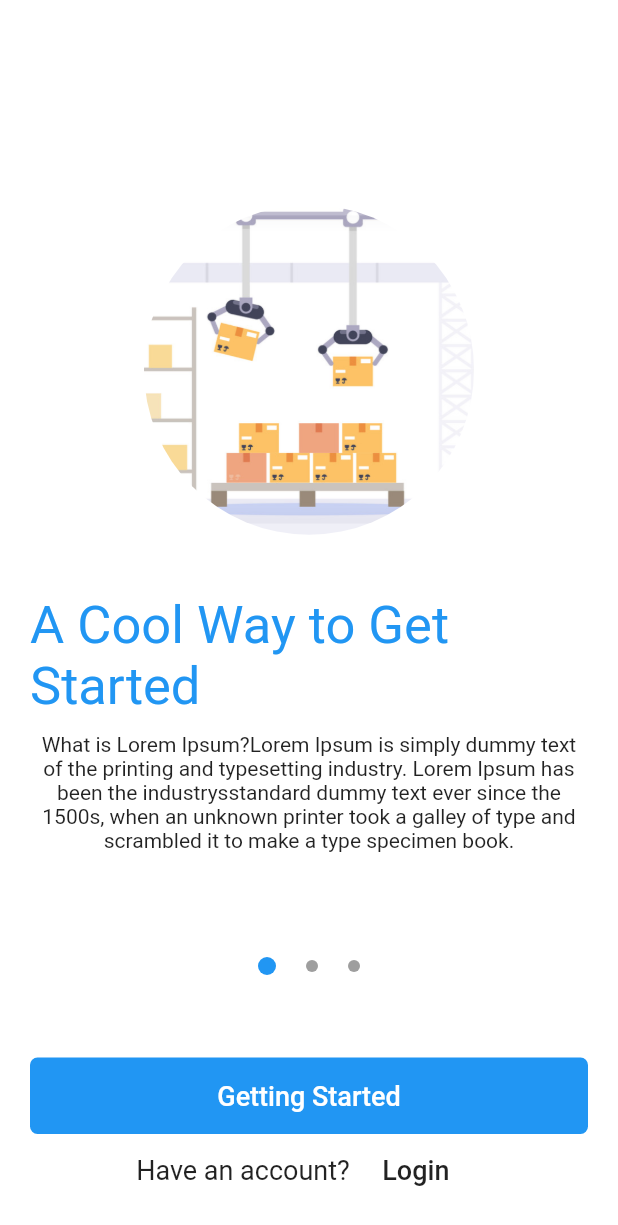
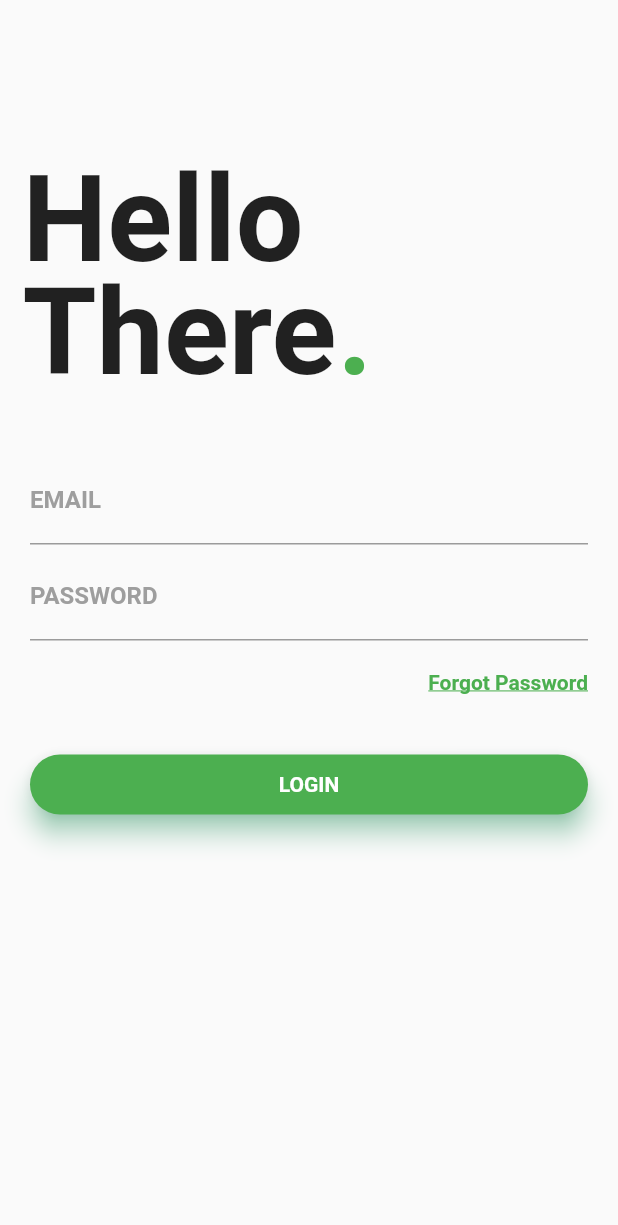
Before and after one commit to jsifuen711/airiez_etron_1, a Flutter app: the screen it shows after launch, after a tap on "Login", on a phone screen of 412 x 824 dp. Shown: the top 1225 px of the screen. Run offline on Flutter 3.47's test engine with Material 2 defaults, Android fonts, the phone set to English and light mode, and no system bars; Roboto replaces fonts that are missing (Monserrat).

Commit message:
Added login and google sign in UI

```diff
--- a/lib/main.dart
+++ b/lib/main.dart
@@ -2,6 +2,7 @@ import 'package:flutter/material.dart';
 
 // my added imports
 import './screens/getting_started_screen.dart';
+import './screens/login_screen.dart';
 
 void main() => runApp(MyApp());
 
@@ -18,6 +19,14 @@ class MyApp extends StatelessWidget {
         primarySwatch: Colors.blue,
       ),
       home: GettingStartedScreen(),
+//
+//    THIS IS WHERE static const routeName = '/login'; IS ASSOCIATED
+//    TO BY USING THE FOLLOWING CODE routes:{},
+//    NOW FOR THIS WE NEED TO IMPORT THE PACKAGE TO ROUTE TO
+//
+      routes: {
+        LoginScreen.routeName: (ctx) => LoginScreen(),
+      },
     );
   }
 }
--- a/lib/screens/getting_started_screen.dart
+++ b/lib/screens/getting_started_screen.dart
@@ -4,6 +4,7 @@ import 'package:flutter/material.dart';
 import '../model/slide.dart';
 import '../widgets/slide_item.dart';
 import '../widgets/slide_dots.dart';
+import '../screens/login_screen.dart';
 
 // added a stateless widget and body & child with center screen
 // converted widget to stateful
@@ -150,7 +151,14 @@ class _GettingStartedScreenState extends State<GettingStartedScreen> {
                           'Login',
                           style: TextStyle(fontSize: 18),
                         ),
-                        onPressed: () {},
+                        // activate this button by implementing
+                        // the code onPressed (){inside here}
+// THEN IMPORT PACKAGE TO BE ABLE TO ROUTE TO THE LOGIN SCREEN
+//          import '../screens/login_screen.dart';
+                        onPressed: () {
+                          Navigator.of(context)
+                              .pushNamed(LoginScreen.routeName);
+                        },
                       ),
                     ],
                   ),
--- /dev/null
+++ b/lib/screens/login_screen.dart
@@ -0,0 +1,150 @@
+import 'package:flutter/material.dart';
+
+class LoginScreen extends StatelessWidget {
+  static const routeName = '/login';
+
+  @override
+  Widget build(BuildContext context) {
+    return Scaffold(
+        resizeToAvoidBottomPadding: false,
+        body: Column(
+          crossAxisAlignment: CrossAxisAlignment.start,
+          children: <Widget>[
+            Container(
+              child: Stack(
+                children: <Widget>[
+                  Container(
+                    padding: EdgeInsets.fromLTRB(15.0, 100.0, 0.0, 0.0),
+                    child: Text(
+                      'Hello',
+                      style: TextStyle(
+                          fontSize: 80.0, fontWeight: FontWeight.bold),
+                    ),
+                  ),
+                  Container(
+                    padding: EdgeInsets.fromLTRB(15.0, 175.0, 0.0, 0.0),
+                    child: Text(
+                      'There',
+                      style: TextStyle(
+                          fontSize: 80.0, fontWeight: FontWeight.bold),
+                    ),
+                  ),
+                  Container(
+                    padding: EdgeInsets.fromLTRB(225.0, 175.0, 0.0, 0.0),
+                    child: Text(
+                      '.',
+                      style: TextStyle(
+                          fontSize: 80.0,
+                          fontWeight: FontWeight.bold,
+                          color: Colors.green),
+                    ),
+                  )
+                ],
+              ),
+            ),
+            Container(
+              padding: EdgeInsets.only(top: 35.0, left: 20.0, right: 20.0),
+              child: Column(
+                children: <Widget>[
+                  TextField(
+                    decoration: InputDecoration(
+                        labelText: 'EMAIL',
+                        labelStyle: TextStyle(
+                            fontFamily: 'Monserrat',
+                            fontWeight: FontWeight.bold,
+                            color: Colors.grey),
+                        focusedBorder: UnderlineInputBorder(
+                          borderSide: BorderSide(color: Colors.green),
+                        )),
+                  ),
+                  SizedBox(height: 5.0),
+                  TextField(
+                    decoration: InputDecoration(
+                        labelText: 'PASSWORD',
+                        labelStyle: TextStyle(
+                            fontFamily: 'Monserrat',
+                            fontWeight: FontWeight.bold,
+                            color: Colors.grey),
+                        focusedBorder: UnderlineInputBorder(
+                          borderSide: BorderSide(color: Colors.green),
+                        )),
+                    obscureText: true,
+                  ),
+                  SizedBox(height: 5.0),
+                  Container(
+                    alignment: Alignment(1.0, 0.0),
+                    padding: EdgeInsets.only(top: 15.0, left: 20.0),
+                    child: InkWell(
+                      child: Text(
+                        'Forgot Password',
+                        style: TextStyle(
+                            color: Colors.green,
+                            fontWeight: FontWeight.bold,
+                            fontFamily: 'Monserrat',
+                            decoration: TextDecoration.underline),
+                      ),
+                    ),
+                  ),
+                  SizedBox(height: 40.0),
+                  Container(
+                    height: 40.0,
+                    child: Material(
+                      borderRadius: BorderRadius.circular(20.0),
+                      shadowColor: Colors.greenAccent,
+                      color: Colors.green,
+                      elevation: 7.0,
+                      child: GestureDetector(
+                        onTap: () {},
+                        child: Center(
+                          child: Text(
+                            'LOGIN',
+                            style: TextStyle(
+                                color: Colors.white,
+                                fontWeight: FontWeight.bold,
+                                fontFamily: 'Monserrat'),
+                          ),
+                        ),
+                      ),
+                    ),
+                  )
+                ],
+              ),
+            ),
+          ],
+        ));
+  }
+}
+
+// THIS IS THE NEW DESIGN IMPLEMENTED
+// WE USED A STATEFUL WIDGET THAT WILL GUIDE US TO OUR HOME PAGE AND
+// USE FOR THE UI DESIGN OF THE LOGIN SCREEN
+//class LoginScreen extends StatefulWidget {
+//  static const routeName = '/login';
+//  @override
+//  _LoginScreenState createState() => _LoginScreenState();
+//}
+//
+//class _LoginScreenState extends State<LoginScreen> {
+//  @override
+//  Widget build(BuildContext context) {
+////    WE THEN RETURN A Scaffold
+//    return Scaffold(
+//        body: Column(
+//      children: <Widget>[
+//        Container(
+//          child: Stack(
+//            children: <Widget>[
+//              Container(
+//                padding: EdgeInsets.fromLTRB(15.0, 110.0, 0.0, 0.0),
+//                child: Text(
+//                  'Hello',
+//                  style: TextStyle(fontSize: 80.0, fontWeight: FontWeight.bold),
+//                ),
+//              )
+//            ],
+//          ),
+//        )
+//      ],
+//    ));
+//  }
+//}
--- /dev/null
+++ b/lib/screens/signup.dart
@@ -0,0 +1 @@
+import 'package:flutter/material.dart';
--- a/lib/widgets/slide_dots.dart
+++ b/lib/widgets/slide_dots.dart
@@ -6,7 +6,7 @@ import 'package:flutter/material.dart';
 
 // 1. THIS PAGE STARTS WITH A STATELESS WIDGET
 class SlideDots extends StatelessWidget {
-  // 3.1 we need to add dynamic height and width funsction here
+  // 3.1 we need to add dynamic height and width function here
   // for this we add bool isActive
   bool isActive;
   // 3.2 SlideDots are added here
--- a/pubspec.yaml
+++ b/pubspec.yaml
@@ -48,6 +48,7 @@ flutter:
       - assets/images/logo.PNG
       - assets/images/partner.PNG
       - assets/images/octo.png
+      - assets/images/g_logo.png
   #   - images/a_dot_burr.jpeg
   #   - images/a_dot_ham.jpeg
 
```
Also changed, not shown: assets/images/g_logo.png (added).
